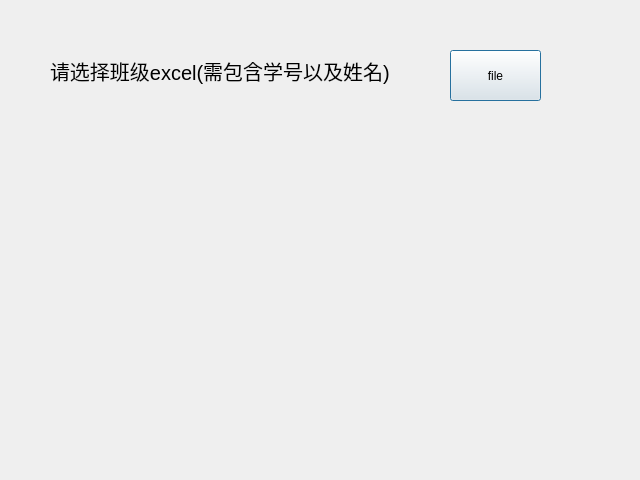
Above: name.ui from lcc-666/choose_name before the change. Below: the same form after it.
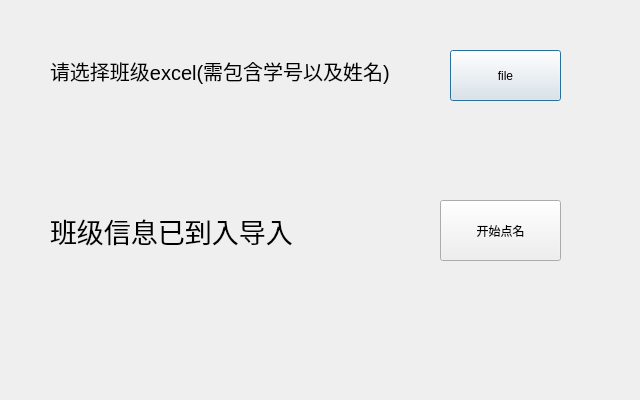
That is the form after the change.

```diff
--- a/name.ui
+++ b/name.ui
@@ -7,7 +7,7 @@
     <x>0</x>
     <y>0</y>
     <width>640</width>
-    <height>480</height>
+    <height>400</height>
    </rect>
   </property>
   <property name="windowTitle">
@@ -21,7 +21,7 @@
     <rect>
      <x>450</x>
      <y>50</y>
-     <width>91</width>
+     <width>111</width>
      <height>51</height>
     </rect>
    </property>
@@ -53,6 +53,37 @@
     <enum>Qt::AutoText</enum>
    </property>
   </widget>
+  <widget class="QLabel" name="label_2">
+   <property name="geometry">
+    <rect>
+     <x>50</x>
+     <y>180</y>
+     <width>351</width>
+     <height>101</height>
+    </rect>
+   </property>
+   <property name="font">
+    <font>
+     <pointsize>20</pointsize>
+    </font>
+   </property>
+   <property name="text">
+    <string>班级信息已到入导入</string>
+   </property>
+  </widget>
+  <widget class="QPushButton" name="pushButton">
+   <property name="geometry">
+    <rect>
+     <x>440</x>
+     <y>200</y>
+     <width>121</width>
+     <height>61</height>
+    </rect>
+   </property>
+   <property name="text">
+    <string>开始点名</string>
+   </property>
+  </widget>
  </widget>
  <resources/>
  <connections/>
```
